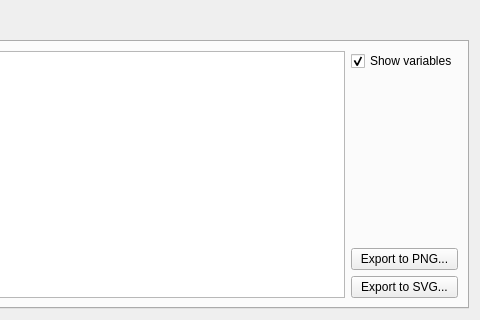
Above: src/apps/openfluid-builder/model/ModelWidget.ui from OpenFLUID/openfluid before the change; both pictures show x 284 to 764 and y 224 to 544 of the 764 by 544 pixel window. Below: the same form after it.
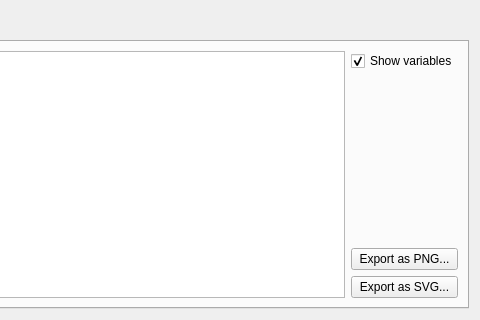
That is the form after the change.

Commit message:
Export of model view to files in OpenFLUID-Builder
* Added export to image (PNG format)
* Added export to vector (SVG format)

(references OpenFLUID/openfluid#246)

```diff
--- a/src/apps/openfluid-builder/model/ModelWidget.ui
+++ b/src/apps/openfluid-builder/model/ModelWidget.ui
@@ -222,14 +222,14 @@
            <item>
             <widget class="QPushButton" name="PNGExportButton">
              <property name="text">
-              <string>Export to PNG...</string>
+              <string>Export as PNG...</string>
              </property>
             </widget>
            </item>
            <item>
             <widget class="QPushButton" name="SVGExportButton">
              <property name="text">
-              <string>Export to SVG...</string>
+              <string>Export as SVG...</string>
              </property>
             </widget>
            </item>
```
The commit also changes 2 other files.
